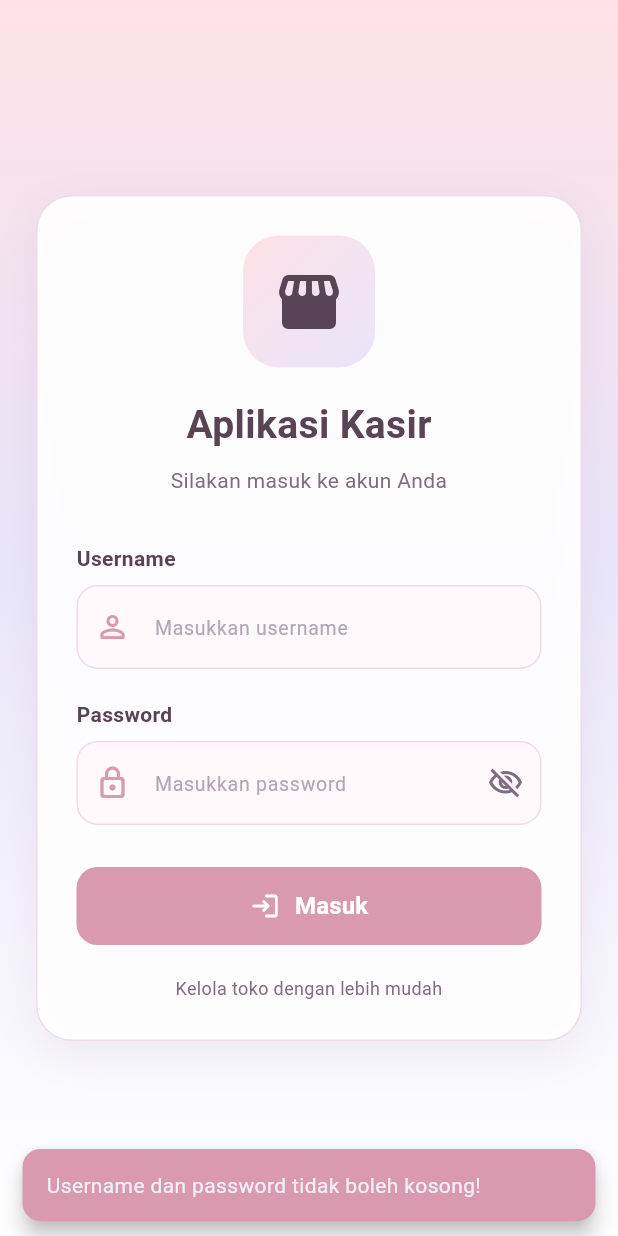
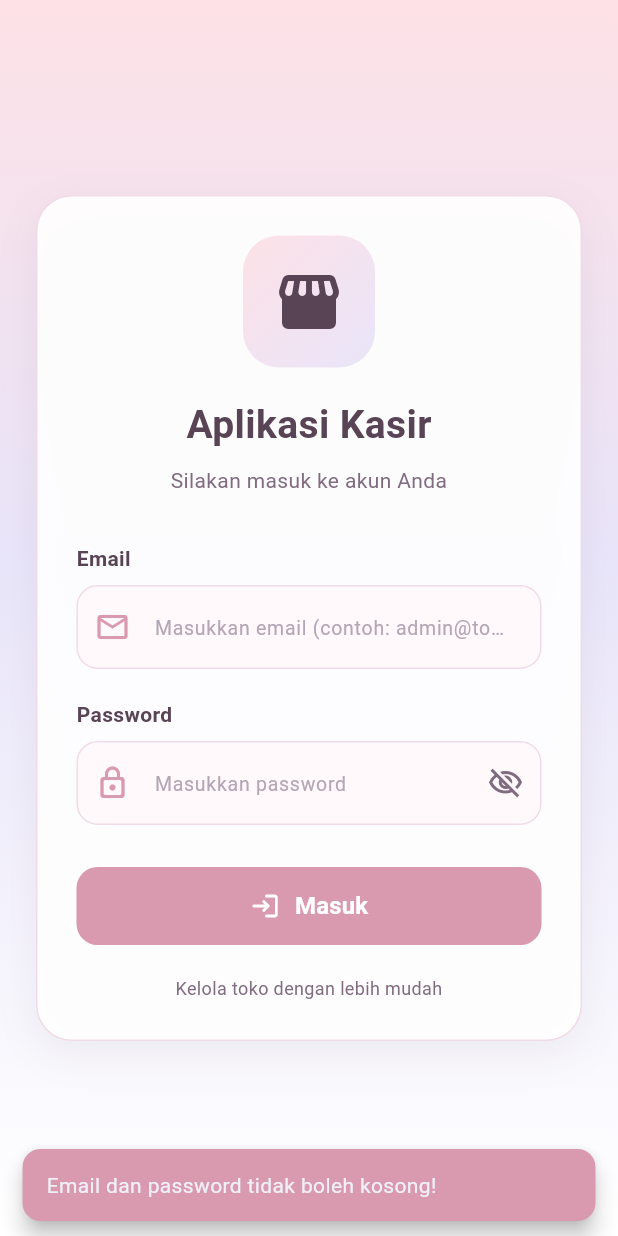
Before and after one commit to syawil66/kasir_mobile, a Flutter app: the screen it shows after launch, after a tap on "Masuk", on a phone screen of 412 x 824 dp. Run offline on Flutter 3.47's test engine with Material 3 defaults, Android fonts, the phone set to English and light mode, and no system bars; our stand-ins replace cloud_firestore, firebase_auth, firebase_core; accounts and stored records are empty.

Commit message:
add: menambahkan user di firestore dan menyesuaikan user model dan auth controller agar bisa mengambil user id dari firestore

```diff
--- a/lib/features/auth/controllers/auth_controller.dart
+++ b/lib/features/auth/controllers/auth_controller.dart
@@ -1,19 +1,68 @@
+import 'package:cloud_firestore/cloud_firestore.dart';
+import 'package:firebase_auth/firebase_auth.dart';
 import '../models/user_model.dart';
 
 class AuthController {
-  UserModel? currentUser;
+  final FirebaseAuth _auth = FirebaseAuth.instance;
+  final FirebaseFirestore _firestore = FirebaseFirestore.instance;
 
-  // Simulasi login sederhana
-  bool login(String username, String password) {
-    if (username == 'admin' && password == '12345') {
-      currentUser = UserModel(
-        id: 'USR001',
-        username: 'admin',
-        name: 'Kasir Admin',
-        role: 'Admin Toko',
+  // Menyimpan data user yang sedang login di memori aplikasi
+  static UserModel? currentUser;
+
+  // Helper untuk mengecek apakah user saat ini adalah admin
+  static bool get isAdmin => currentUser?.role == 'admin';
+
+  /// Mengembalikan null jika berhasil, atau pesan error (String) jika gagal
+  Future<String?> login(String email, String password) async {
+    try {
+      // 1. Proses login ke Firebase Authentication
+      UserCredential credential = await _auth.signInWithEmailAndPassword(
+        email: email.trim(),
+        password: password.trim(),
       );
-      return true;
+
+      final uid = credential.user?.uid;
+      if (uid == null) {
+        return 'Gagal mendapatkan ID pengguna.';
+      }
+
+      // 2. Ambil data profil & role dari koleksi 'users' di Firestore
+      DocumentSnapshot userDoc =
+          await _firestore.collection('users').doc(uid).get();
+
+      if (!userDoc.exists) {
+        await _auth.signOut();
+        return 'Data role pengguna tidak ditemukan di database.';
+      }
+
+      // 3. Simpan ke state aktif aplikasi
+      currentUser = UserModel.fromMap(
+        userDoc.data() as Map<String, dynamic>,
+        uid,
+      );
+
+      return null; // Login sukses
+    } on FirebaseAuthException catch (e) {
+      switch (e.code) {
+        case 'user-not-found':
+        case 'invalid-credential':
+          return 'Email atau password salah.';
+        case 'wrong-password':
+          return 'Password yang dimasukkan salah.';
+        case 'invalid-email':
+          return 'Format email tidak valid.';
+        case 'too-many-requests':
+          return 'Terlalu banyak percobaan gagal. Coba lagi nanti.';
+        default:
+          return 'Terjadi kesalahan login: ${e.message}';
+      }
+    } catch (e) {
+      return 'Terjadi kesalahan sistem: $e';
     }
-    return false;
+  }
+
+  Future<void> logout() async {
+    await _auth.signOut();
+    currentUser = null;
   }
 }
--- a/lib/features/auth/views/login_screen.dart
+++ b/lib/features/auth/views/login_screen.dart
@@ -10,10 +10,8 @@ class LoginScreen extends StatefulWidget {
 }
 
 class _LoginScreenState extends State<LoginScreen> {
-  final TextEditingController _usernameController =
-      TextEditingController();
-  final TextEditingController _passwordController =
-      TextEditingController();
+  final TextEditingController _emailController = TextEditingController();
+  final TextEditingController _passwordController = TextEditingController();
   final AuthController _authController = AuthController();
 
   static const Color pastelPink = Color(0xFFFDE1E6);
@@ -22,23 +20,29 @@ class _LoginScreenState extends State<LoginScreen> {
   static const Color darkMauve = Color(0xFF594455);
   static const Color mutedMauve = Color(0xFF806B80);
 
+  bool _isLoading = false;
   bool _obscurePassword = true;
 
-  void _handleLogin() {
-    final username = _usernameController.text.trim();
+  Future<void> _handleLogin() async {
+    final email = _emailController.text.trim();
     final password = _passwordController.text.trim();
 
-    if (username.isEmpty || password.isEmpty) {
+    if (email.isEmpty || password.isEmpty) {
       _showMessage(
-        'Username dan password tidak boleh kosong!',
+        'Email dan password tidak boleh kosong!',
         accentPink,
       );
       return;
     }
 
-    final isSuccess = _authController.login(username, password);
+    setState(() => _isLoading = true);
 
-    if (isSuccess) {
+    final errorMessage = await _authController.login(email, password);
+
+    if (!mounted) return;
+    setState(() => _isLoading = false);
+
+    if (errorMessage == null) {
       ScaffoldMessenger.of(context).showSnackBar(
         const SnackBar(
           content: Text('Login Berhasil!'),
@@ -52,7 +56,7 @@ class _LoginScreenState extends State<LoginScreen> {
       );
     } else {
       _showMessage(
-        'Username/password salah! (Gunakan: admin / 12345)',
+        errorMessage,
         const Color(0xFFB86B80),
       );
     }
@@ -73,7 +77,7 @@ class _LoginScreenState extends State<LoginScreen> {
 
   @override
   void dispose() {
-    _usernameController.dispose();
+    _emailController.dispose();
     _passwordController.dispose();
     super.dispose();
   }
@@ -168,14 +172,15 @@ class _LoginScreenState extends State<LoginScreen> {
 
                     const SizedBox(height: 32),
 
-                    _buildLabel('Username'),
+                    _buildLabel('Email'),
                     const SizedBox(height: 8),
                     TextField(
-                      controller: _usernameController,
+                      controller: _emailController,
+                      keyboardType: TextInputType.emailAddress,
                       textInputAction: TextInputAction.next,
                       decoration: _inputDecoration(
-                        hint: 'Masukkan username',
-                        icon: Icons.person_outline_rounded,
+                        hint: 'Masukkan email (contoh: admin@toko.com)',
+                        icon: Icons.email_outlined,
                       ),
                     ),
 
@@ -186,7 +191,7 @@ class _LoginScreenState extends State<LoginScreen> {
                     TextField(
                       controller: _passwordController,
                       obscureText: _obscurePassword,
-                      onSubmitted: (_) => _handleLogin(),
+                      onSubmitted: (_) => _isLoading ? null : _handleLogin(),
                       decoration: _inputDecoration(
                         hint: 'Masukkan password',
                         icon: Icons.lock_outline_rounded,
@@ -213,16 +218,27 @@ class _LoginScreenState extends State<LoginScreen> {
                       width: double.infinity,
                       height: 52,
                       child: ElevatedButton(
-                        onPressed: _handleLogin,
+                        onPressed: _isLoading ? null : _handleLogin,
                         style: ElevatedButton.styleFrom(
                           backgroundColor: accentPink,
+                          disabledBackgroundColor:
+                              accentPink.withValues(alpha: 0.6),
                           foregroundColor: Colors.white,
                           elevation: 0,
                           shape: RoundedRectangleBorder(
                             borderRadius: BorderRadius.circular(14),
                           ),
                         ),
-                        child: const Row(
+                        child: _isLoading
+                            ? const SizedBox(
+                                width: 22,
+                                height: 22,
+                                child: CircularProgressIndicator(
+                                  color: Colors.white,
+                                  strokeWidth: 2.5,
+                                ),
+                              )
+                            : const Row(
                                 mainAxisAlignment: MainAxisAlignment.center,
                                 children: [
                                   Icon(Icons.login_rounded, size: 20),
```
Also changed, not shown: lib/features/auth/models/user_model.dart (+17 -0 lines), 1 other file. Lines whose indentation alone changed are shown as unchanged.
